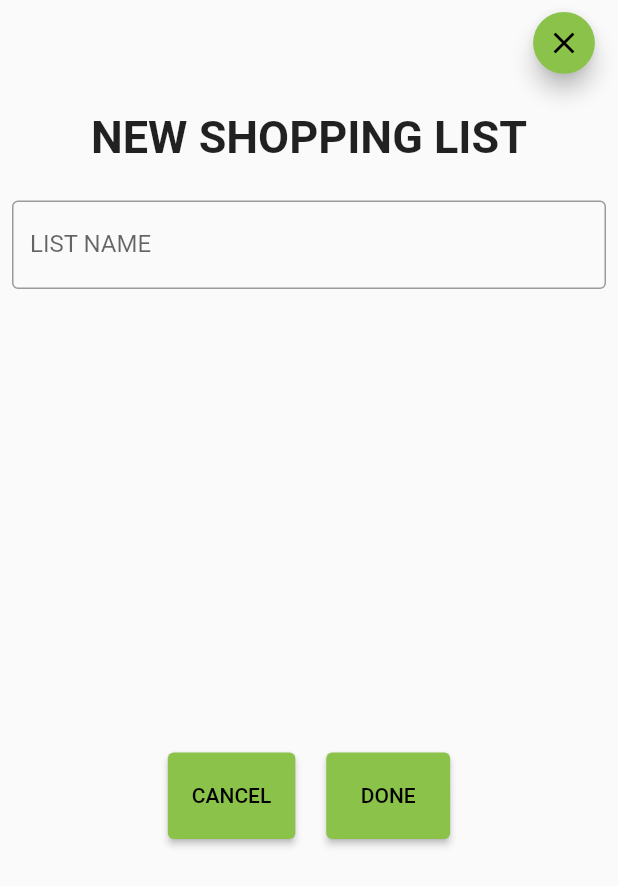
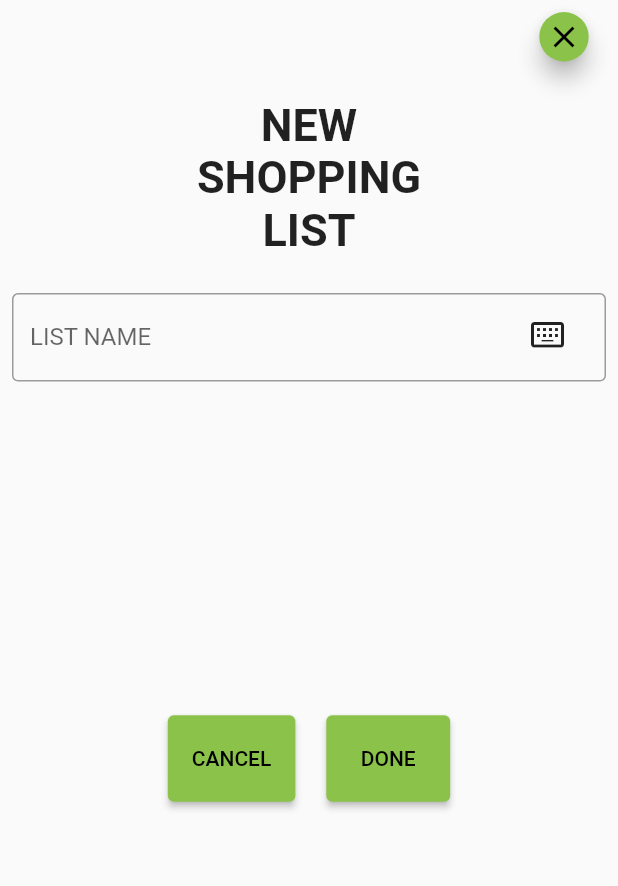
Before and after one commit to kitsain/Kitsain-Frontend-Spring2023, a Flutter app: the NewShoppingListForm widget shown alone on an empty page, opened directly, on a phone screen of 412 x 824 dp. Shown: the top 886 px of the screen. Run offline on Flutter 3.47's test engine with Material 2 defaults, Android fonts, the phone set to English and light mode, and no system bars; our stand-ins replace get; missing offline and left inert: openfoodfacts, simple_barcode_scanner.

Commit message:
Changes to add form based on Figma updates.

```diff
--- a/lib/views/add_forms/add_new_item_form.dart
+++ b/lib/views/add_forms/add_new_item_form.dart
@@ -132,7 +132,7 @@ class _NewItemFormState extends State<NewItemForm> {
                             if (res is String && res != '-1') {
 
                               ScaffoldMessenger.of(context)
-                              .showSnackBar(SnackBar(content: Text('Fetching item data...')));
+                              .showSnackBar(SnackBar(content: Text('Fetching item...')));
                               try {
                                 _EANCodeField.text = res;
                                 primaryFocus!.unfocus(disposition: _disposition);
@@ -141,7 +141,7 @@ class _NewItemFormState extends State<NewItemForm> {
                               } catch (e) {
                                 ScaffoldMessenger.of(context).hideCurrentSnackBar();
                                 ScaffoldMessenger.of(context)
-                                .showSnackBar(SnackBar(content: Text('Item not found. Input manually.')));
+                                .showSnackBar(SnackBar(content: Text('Item not found. Please enter item information.')));
                               }
                               if(_itemName.text.isNotEmpty) {
                                 ScaffoldMessenger.of(context).hideCurrentSnackBar();
@@ -218,7 +218,6 @@ class _NewItemFormState extends State<NewItemForm> {
                                   );
                                 }
                               },
-
                             ),
                           ),
                         )
--- a/lib/views/add_forms/add_new_shopping_list_form.dart
+++ b/lib/views/add_forms/add_new_shopping_list_form.dart
@@ -62,7 +62,7 @@ class _NewItemFormState extends State<NewShoppingListForm> {
                 mainAxisAlignment: MainAxisAlignment.end,
                 children: [
                   SizedBox(
-                    height: MediaQuery.of(context).size.height * 0.05,
+                    height: MediaQuery.of(context).size.height * 0.04,
                     child: FloatingActionButton(
                       child: Icon(Icons.close),
                       onPressed: () => _discardChangesDialog(),
@@ -72,13 +72,14 @@ class _NewItemFormState extends State<NewShoppingListForm> {
               ),
               SizedBox( height: MediaQuery.of(context).size.height * 0.03),
               Text(
-                'NEW SHOPPING LIST',
+                'NEW\nSHOPPING\nLIST',
                 textAlign: TextAlign.center,
                 style: const TextStyle(fontSize: 30, fontWeight: FontWeight.bold),
               ),
               SizedBox( height: MediaQuery.of(context).size.height * 0.03),
-              SizedBox(
-                child: TextFormField(
+              Stack(
+                  children: [
+                    TextFormField(
                       controller: _listName,
                       decoration: const InputDecoration(
                         border: OutlineInputBorder(),
@@ -86,13 +87,19 @@ class _NewItemFormState extends State<NewShoppingListForm> {
                       ),
                       validator: (value) {
                         if (value == null || value.isEmpty) {
-                      return "Please enter shopping list name";
+                          return "Please enter list name";
                         }
                         return null;
                       },
                     ),
+                    Positioned(
+                        right: 27,
+                        top: 15,
+                        child: Icon(Icons.keyboard_alt_outlined)
+                    )
+                  ]
               ),
-              SizedBox( height: MediaQuery.of(context).size.height * 0.375),
+              SizedBox( height: MediaQuery.of(context).size.height * 0.27),
               Row(
                 mainAxisAlignment: MainAxisAlignment.center,
                 children: [
--- a/lib/views/add_forms/add_new_shopping_list_item_form.dart
+++ b/lib/views/add_forms/add_new_shopping_list_item_form.dart
@@ -12,7 +12,6 @@ class NewShoppingListItemForm extends StatefulWidget {
 class _NewItemFormState extends State<NewShoppingListItemForm> {
   final _formKey = GlobalKey<FormState>();
   var _itemName = TextEditingController();
-
   var _details = TextEditingController();
 
   bool _discardChangesDialog() {
@@ -78,7 +77,7 @@ class _NewItemFormState extends State<NewShoppingListItemForm> {
                   textAlign: TextAlign.center,
                   style: const TextStyle(fontSize: 30, fontWeight: FontWeight.bold),
                 ),
-                SizedBox( height: MediaQuery.of(context).size.height * 0.03),
+                SizedBox( height: MediaQuery.of(context).size.height * 0.05),
                 Stack(
                     children: [
                       TextFormField(
```
Lines whose indentation alone changed are shown as unchanged.
